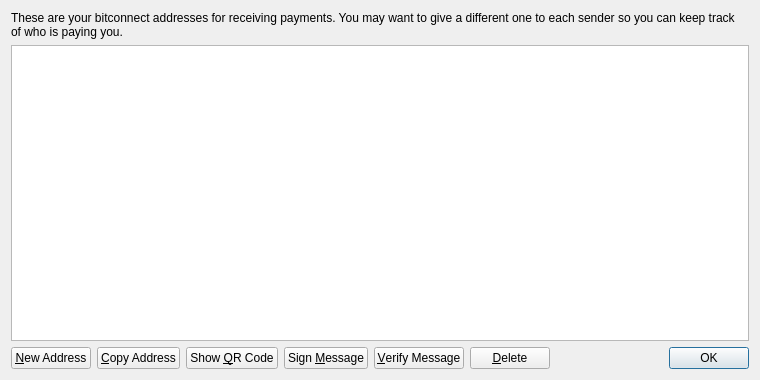
Above: src/qt/forms/addressbookpage.ui from cryptoinhero/bitconnect before the change. Below: the same form after it.
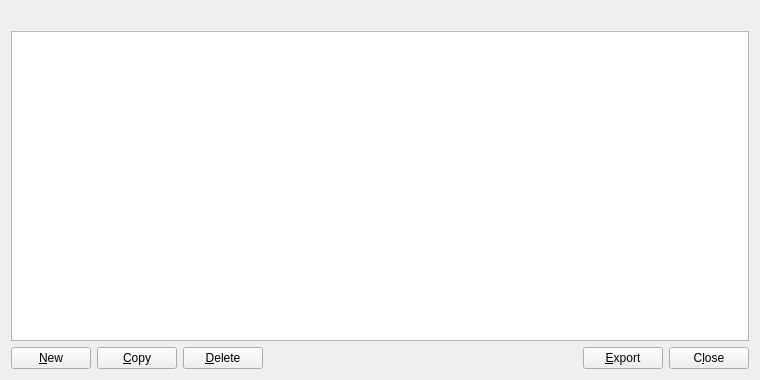
That is the form after the change. Icons and pictures are not drawn.

What changed in the file:
```diff
--- a/src/qt/forms/addressbookpage.ui
+++ b/src/qt/forms/addressbookpage.ui
@@ -10,18 +10,9 @@
     <height>380</height>
    </rect>
   </property>
-  <property name="windowTitle">
-   <string>Address Book</string>
-  </property>
-  <property name="styleSheet">
-   <string notr="true">background-image: url(:/images/gr);</string>
-  </property>
   <layout class="QVBoxLayout" name="verticalLayout">
    <item>
     <widget class="QLabel" name="labelExplanation">
-     <property name="text">
-      <string>These are your bitconnect addresses for receiving payments. You may want to give a different one to each sender so you can keep track of who is paying you.</string>
-     </property>
      <property name="textFormat">
       <enum>Qt::PlainText</enum>
      </property>
@@ -66,12 +57,15 @@
         <string>Create a new address</string>
        </property>
        <property name="text">
-        <string>&amp;New Address</string>
+        <string>&amp;New</string>
        </property>
        <property name="icon">
         <iconset resource="../bitcoin.qrc">
          <normaloff>:/icons/add</normaloff>:/icons/add</iconset>
        </property>
+       <property name="autoDefault">
+        <bool>false</bool>
+       </property>
       </widget>
      </item>
      <item>
@@ -80,18 +74,14 @@
         <string>Copy the currently selected address to the system clipboard</string>
        </property>
        <property name="text">
-        <string>&amp;Copy Address</string>
+        <string>&amp;Copy</string>
        </property>
        <property name="icon">
         <iconset resource="../bitcoin.qrc">
          <normaloff>:/icons/editcopy</normaloff>:/icons/editcopy</iconset>
        </property>
-      </widget>
-     </item>
-     <item>
-      <widget class="QPushButton" name="showQRCode">
-       <property name="text">
-        <string>Show &amp;QR Code</string>
+       <property name="autoDefault">
+        <bool>false</bool>
        </property>
        <property name="icon">
         <iconset resource="../bitcoin.qrc">
@@ -100,35 +90,7 @@
       </widget>
      </item>
      <item>
-      <widget class="QPushButton" name="signMessage">
-       <property name="toolTip">
-        <string>Sign a message to prove you own a bitconnect address</string>
-       </property>
-       <property name="text">
-        <string>Sign &amp;Message</string>
-       </property>
-       <property name="icon">
-        <iconset resource="../bitcoin.qrc">
-         <normaloff>:/icons/edit</normaloff>:/icons/edit</iconset>
-       </property>
-      </widget>
-     </item>
-     <item>
-      <widget class="QPushButton" name="verifyMessage">
-       <property name="toolTip">
-        <string>Verify a message to ensure it was signed with a specified bitconnect address</string>
-       </property>
-       <property name="text">
-        <string>&amp;Verify Message</string>
-       </property>
-       <property name="icon">
-        <iconset resource="../bitcoin.qrc">
-         <normaloff>:/icons/transaction_0</normaloff>:/icons/transaction_0</iconset>
-       </property>
-      </widget>
-     </item>
-     <item>
-      <widget class="QPushButton" name="deleteButton">
+      <widget class="QPushButton" name="deleteAddress">
        <property name="toolTip">
         <string>Delete the currently selected address from the list</string>
        </property>
@@ -139,6 +101,9 @@
         <iconset resource="../bitcoin.qrc">
          <normaloff>:/icons/remove</normaloff>:/icons/remove</iconset>
        </property>
+       <property name="autoDefault">
+        <bool>false</bool>
+       </property>
       </widget>
      </item>
      <item>
@@ -155,15 +120,35 @@
       </spacer>
      </item>
      <item>
-      <widget class="QDialogButtonBox" name="buttonBox">
+      <widget class="QPushButton" name="exportButton">
+       <property name="toolTip">
+        <string>Export the data in the current tab to a file</string>
+       </property>
+       <property name="text">
+        <string>&amp;Export</string>
+       </property>
+       <property name="icon">
+        <iconset resource="../bitcoin.qrc">
+         <normaloff>:/icons/export</normaloff>:/icons/export</iconset>
+       </property>
+       <property name="autoDefault">
+        <bool>false</bool>
+       </property>
+      </widget>
+     </item>
+     <item>
+      <widget class="QPushButton" name="closeButton">
        <property name="sizePolicy">
-        <sizepolicy hsizetype="Maximum" vsizetype="Fixed">
+        <sizepolicy hsizetype="Minimum" vsizetype="Minimum">
          <horstretch>0</horstretch>
          <verstretch>0</verstretch>
         </sizepolicy>
        </property>
-       <property name="standardButtons">
-        <set>QDialogButtonBox::Ok</set>
+       <property name="text">
+        <string>C&amp;lose</string>
+       </property>
+       <property name="autoDefault">
+        <bool>false</bool>
        </property>
       </widget>
      </item>
```
Left out of the diff: 10 changed lines with no effect on the pictures.
